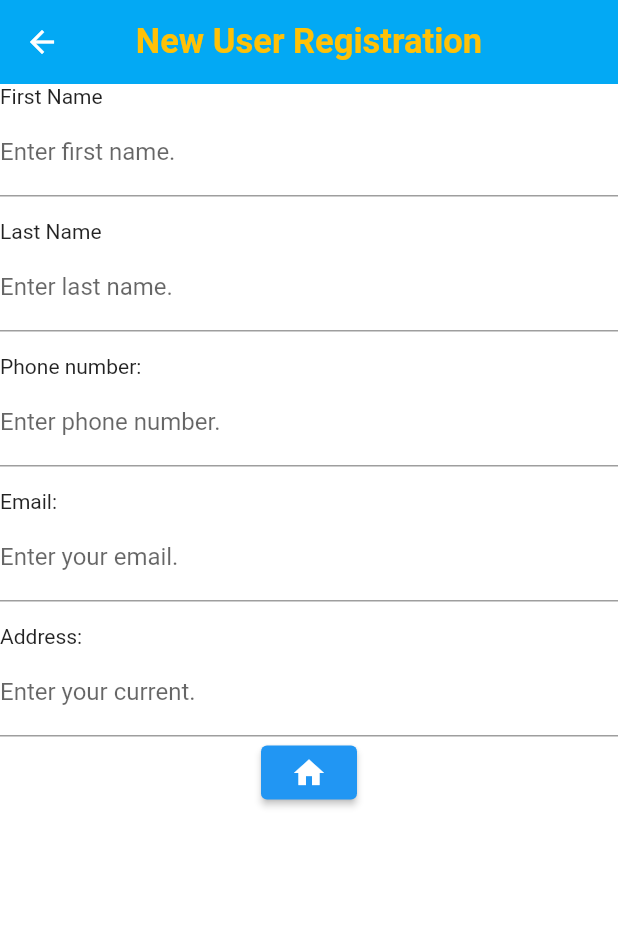
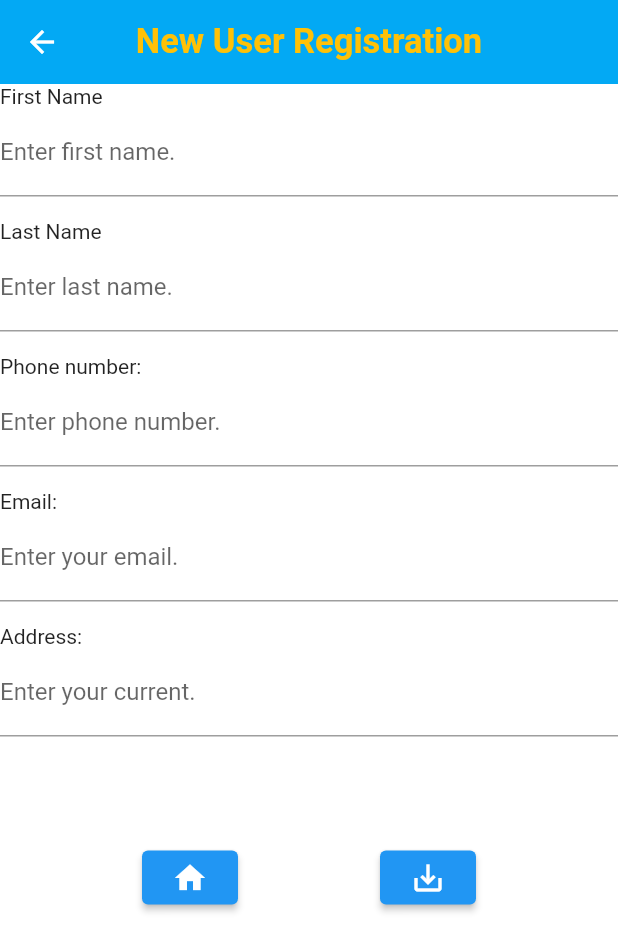
Before and after one commit to Verne-Ian/loanmanagerapp, a Flutter app: the signup screen opened directly, on a phone screen of 412 x 824 dp. Shown: the top 951 px of the screen. Run offline on Flutter 3.47's test engine with Material 2 defaults, Android fonts, the light colour scheme and no system bars.

Commit message:
Both the first and Second interface have been slightly updated but little.

```diff
--- a/lib/main.dart
+++ b/lib/main.dart
@@ -145,14 +145,23 @@ class signup extends StatelessWidget {
                 labelText: "Enter your current."
             ),
           ),
+          SizedBox(height: 70.0,),
           Row(
-              mainAxisAlignment: MainAxisAlignment.center,
+              mainAxisAlignment: MainAxisAlignment.spaceEvenly,
               children: [
                 ElevatedButton(onPressed: (){
                   Navigator.pop(context);
                 },
                     child: Icon(
-                      Icons.home
+                      Icons.home,
+
+                    ),style: ButtonStyle(
+                  ), ),
+                ElevatedButton(onPressed: (){
+
+                },
+                    child: Icon(
+                        Icons.save_alt
                     ) )
               ],
             ),
```
